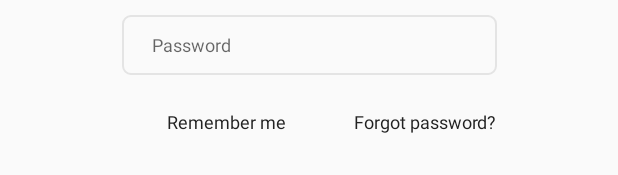
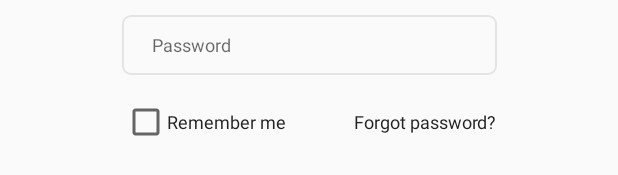
Before and after one commit to Aurora-XD/Hello, an Android app: the layout activity_login.xml on its own in the app's theme, with its tools: preview values and no code run, on a phone screen of 412 x 824 dp. Shown: the part 354-529 px from the top of the screen. Run offline under Robolectric (Android 15) with nearby library versions, the phone set to English and light mode, and no system bars.

Commit message:
add checkBox

```diff
--- a/app/src/main/res/layout/activity_login.xml
+++ b/app/src/main/res/layout/activity_login.xml
@@ -66,4 +66,11 @@
         android:textColor="#222222"
         android:textSize="12sp"/>
 
+    <CheckBox
+        android:layout_width="wrap_content"
+        android:layout_height="wrap_content"
+        app:layout_constraintStart_toStartOf="@id/password"
+        app:layout_constraintTop_toBottomOf="@id/password"
+        android:layout_marginTop="15dp"/>
+
 </androidx.constraintlayout.widget.ConstraintLayout>
```
